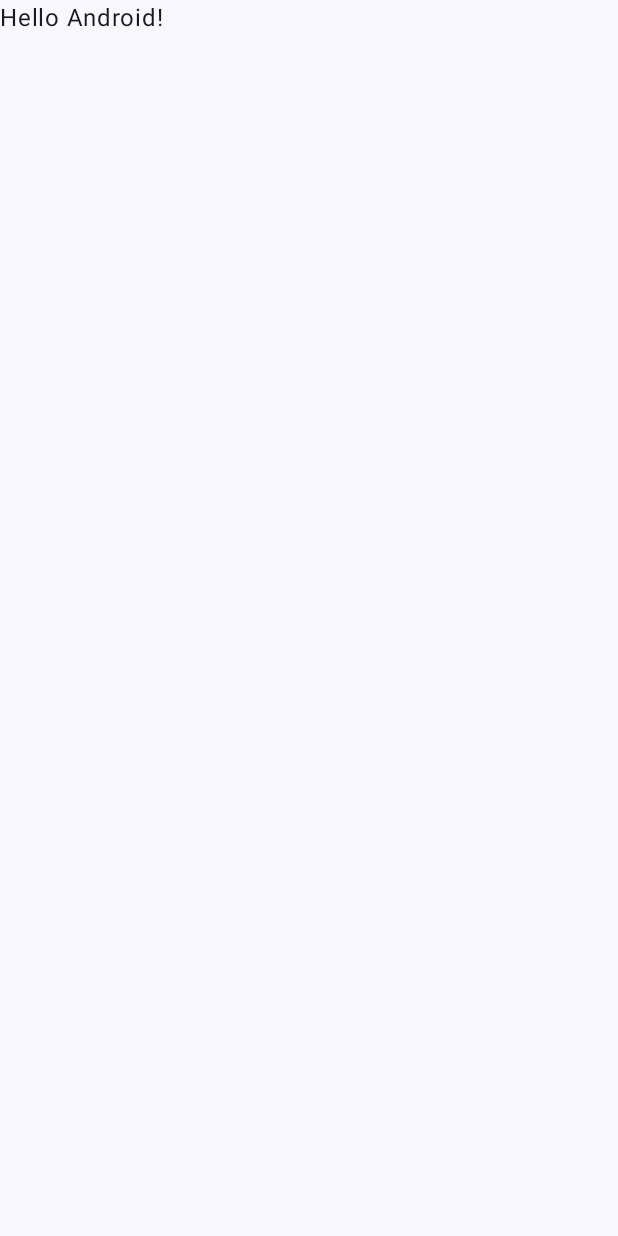
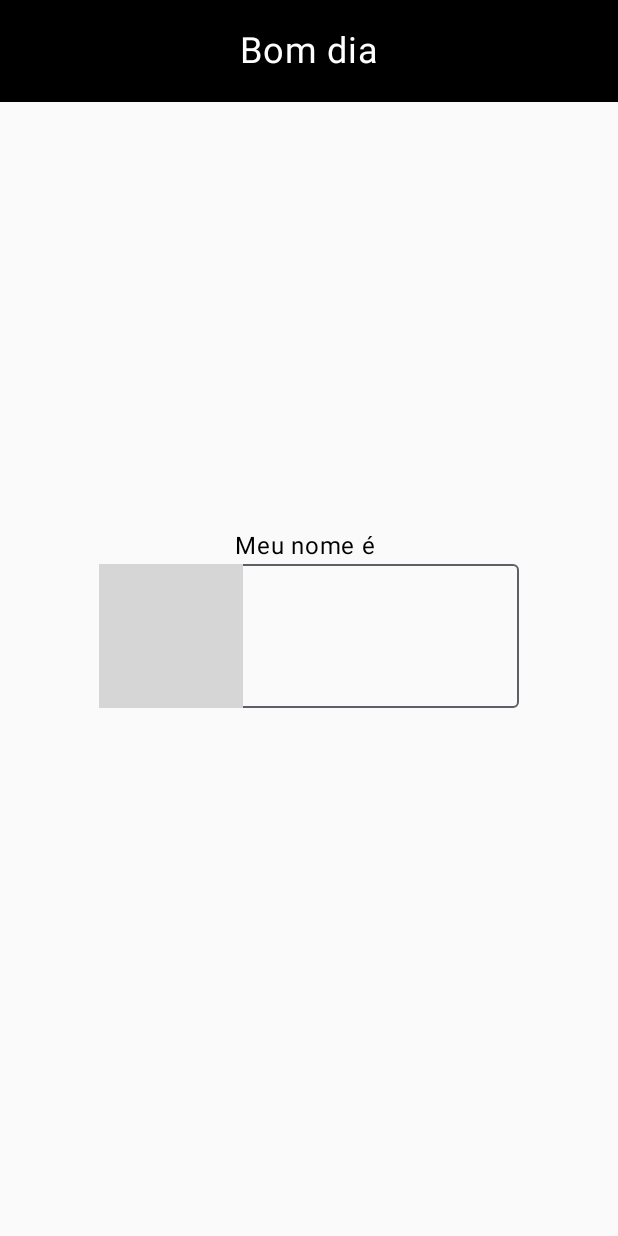
Before and after one commit to gabisponciano/IconField, an Android app built with Jetpack Compose: the screen it shows after launch (MainActivity), on a phone screen of 412 x 824 dp. Before the commit the screen is almost empty. Run offline under Robolectric (Android 15) with nearby library versions, the phone set to English and light mode, and no system bars; grey boxes are pictures that could not be loaded.

Commit message:
Adicionando keyboard controller e atualizando main activity

```diff
--- a/app/src/main/java/com/example/myapplication/MainActivity.kt
+++ b/app/src/main/java/com/example/myapplication/MainActivity.kt
@@ -1,16 +1,35 @@
 package com.example.myapplication
 
+import android.graphics.drawable.Icon
 import android.os.Bundle
 import androidx.activity.ComponentActivity
 import androidx.activity.compose.setContent
 import androidx.activity.enableEdgeToEdge
+import androidx.annotation.DrawableRes
+import androidx.compose.foundation.clickable
+import androidx.compose.foundation.layout.Arrangement
+import androidx.compose.foundation.layout.Column
 import androidx.compose.foundation.layout.fillMaxSize
-import androidx.compose.foundation.layout.padding
-import androidx.compose.material3.Scaffold
+import androidx.compose.foundation.text.KeyboardActions
+import androidx.compose.foundation.text.KeyboardOptions
+import androidx.compose.material3.Icon
+import androidx.compose.material3.OutlinedTextField
 import androidx.compose.material3.Text
 import androidx.compose.runtime.Composable
+import androidx.compose.runtime.getValue
+import androidx.compose.runtime.mutableStateOf
+import androidx.compose.runtime.remember
+import androidx.compose.runtime.setValue
+import androidx.compose.ui.Alignment
+import androidx.compose.ui.ExperimentalComposeUiApi
 import androidx.compose.ui.Modifier
+import androidx.compose.ui.focus.FocusRequester
+import androidx.compose.ui.focus.focusRequester
+import androidx.compose.ui.res.painterResource
+import androidx.compose.ui.text.input.ImeAction
 import androidx.compose.ui.tooling.preview.Preview
+import com.example.myapplication.components.EditNameField
+import com.example.myapplication.components.Header
 import com.example.myapplication.ui.theme.MyApplicationTheme
 
 class MainActivity : ComponentActivity() {
@@ -19,29 +38,39 @@ class MainActivity : ComponentActivity() {
         enableEdgeToEdge()
         setContent {
             MyApplicationTheme {
-                Scaffold(modifier = Modifier.fillMaxSize()) { innerPadding ->
-                    Greeting(
-                        name = "Android",
-                        modifier = Modifier.padding(innerPadding)
-                    )
-                }
+                AppLayout()
             }
         }
     }
 }
 
 @Composable
-fun Greeting(name: String, modifier: Modifier = Modifier) {
-    Text(
-        text = "Hello $name!",
-        modifier = modifier
-    )
+fun AppLayout() {
+    var name by remember { mutableStateOf("") }
+    var displayedName by remember { mutableStateOf("") } // State for the displayed name
+    Header(text = "Bom dia")
+    Column(
+        modifier = Modifier.fillMaxSize(),
+        verticalArrangement = Arrangement.Center,
+        horizontalAlignment = Alignment.CenterHorizontally
+    ) {
+        Text(text = "Meu nome é $displayedName")
+        EditNameField(
+            value = name,
+            onValueChange = { name = it },
+            onDone = { displayedName = name },
+            leadingIcon = R.drawable.search1,
+            modifier = Modifier,
+        )
+    }
 }
+
+@OptIn(ExperimentalComposeUiApi::class)
 
 @Preview(showBackground = true)
 @Composable
 fun GreetingPreview() {
     MyApplicationTheme {
-        Greeting("Android")
+        AppLayout()
     }
 }
--- a/app/src/main/java/com/example/myapplication/components/EditNameField.kt
+++ b/app/src/main/java/com/example/myapplication/components/EditNameField.kt
@@ -11,6 +11,7 @@ import androidx.compose.runtime.remember
 import androidx.compose.ui.Modifier
 import androidx.compose.ui.focus.FocusRequester
 import androidx.compose.ui.focus.focusRequester
+import androidx.compose.ui.platform.LocalSoftwareKeyboardController
 import androidx.compose.ui.res.painterResource
 import androidx.compose.ui.text.input.ImeAction
 
@@ -24,6 +25,7 @@ fun EditNameField(
     modifier: Modifier,
 ) {
     val focusRequester = remember { FocusRequester() }
+    val keyboardController = LocalSoftwareKeyboardController.current
     OutlinedTextField(
         value = value,
         onValueChange = { newValue ->
@@ -37,12 +39,14 @@ fun EditNameField(
                 contentDescription = null,
                 modifier = modifier.clickable {
                     onDone()
+                    keyboardController?.hide()
                 }
             )
         },
         keyboardOptions = keyboardOptions,
         keyboardActions = KeyboardActions(onDone = {
             onDone()
+            keyboardController?.hide()
             focusRequester.requestFocus()
         }),
         modifier = modifier.focusRequester(focusRequester)
```
